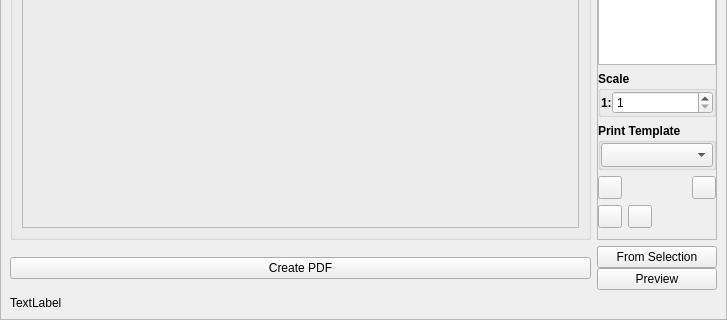
The window that modules/plot/plot_menu.ui (felixvons/Easy-Print-Menu) describes before a commit, drawn with Qt 5; both pictures show x 0 to 727 and y 425 to 745 of the 727 by 745 pixel window.
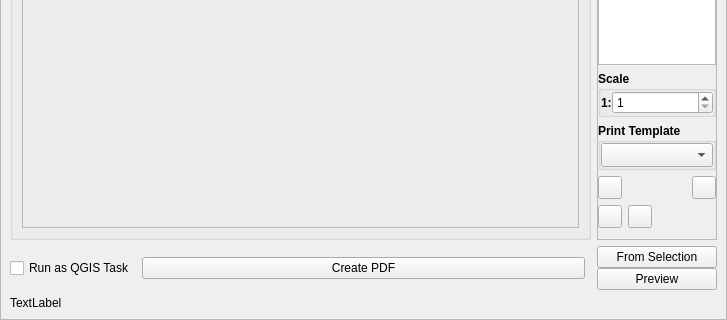
The same window after the commit.

Commit message: update: new checkbox: run as QGIS task

The edit to the form file:
```diff
--- a/modules/plot/plot_menu.ui
+++ b/modules/plot/plot_menu.ui
@@ -68,7 +68,7 @@
             <x>0</x>
             <y>0</y>
             <width>725</width>
-            <height>727</height>
+            <height>726</height>
            </rect>
           </property>
           <layout class="QGridLayout" name="gridLayout_4">
@@ -106,14 +106,7 @@
               <property name="bottomMargin">
                <number>0</number>
               </property>
-              <item row="3" column="0">
-               <widget class="QPushButton" name="But_Create_PDF">
-                <property name="text">
-                 <string>Create PDF</string>
-                </property>
-               </widget>
-              </item>
-              <item row="3" column="1">
+              <item row="4" column="1">
                <widget class="QFrame" name="frame_3">
                 <property name="frameShape">
                  <enum>QFrame::NoFrame</enum>
@@ -163,25 +156,6 @@
                 </layout>
                </widget>
               </item>
-              <item row="4" column="0" colspan="2">
-               <widget class="QLabel" name="Label_Version_Nr">
-                <property name="sizePolicy">
-                 <sizepolicy hsizetype="Preferred" vsizetype="Maximum">
-                  <horstretch>0</horstretch>
-                  <verstretch>0</verstretch>
-                 </sizepolicy>
-                </property>
-                <property name="text">
-                 <string>TextLabel</string>
-                </property>
-                <property name="wordWrap">
-                 <bool>true</bool>
-                </property>
-                <property name="textInteractionFlags">
-                 <set>Qt::LinksAccessibleByMouse|Qt::TextSelectableByKeyboard|Qt::TextSelectableByMouse</set>
-                </property>
-               </widget>
-              </item>
               <item row="1" column="0" rowspan="2">
                <widget class="QGroupBox" name="groupBox_2">
                 <property name="font">
@@ -213,6 +187,25 @@
                 </layout>
                </widget>
               </item>
+              <item row="5" column="0" colspan="2">
+               <widget class="QLabel" name="Label_Version_Nr">
+                <property name="sizePolicy">
+                 <sizepolicy hsizetype="Preferred" vsizetype="Maximum">
+                  <horstretch>0</horstretch>
+                  <verstretch>0</verstretch>
+                 </sizepolicy>
+                </property>
+                <property name="text">
+                 <string>TextLabel</string>
+                </property>
+                <property name="wordWrap">
+                 <bool>true</bool>
+                </property>
+                <property name="textInteractionFlags">
+                 <set>Qt::LinksAccessibleByMouse|Qt::TextSelectableByKeyboard|Qt::TextSelectableByMouse</set>
+                </property>
+               </widget>
+              </item>
               <item row="0" column="0">
                <widget class="QGroupBox" name="groupBox">
                 <property name="sizePolicy">
@@ -360,6 +353,59 @@
                 </layout>
                </widget>
               </item>
+              <item row="4" column="0">
+               <widget class="QWidget" name="widget" native="true">
+                <property name="sizePolicy">
+                 <sizepolicy hsizetype="Preferred" vsizetype="Maximum">
+                  <horstretch>0</horstretch>
+                  <verstretch>0</verstretch>
+                 </sizepolicy>
+                </property>
+                <layout class="QGridLayout" name="gridLayout_13">
+                 <property name="leftMargin">
+                  <number>0</number>
+                 </property>
+                 <property name="topMargin">
+                  <number>0</number>
+                 </property>
+                 <property name="rightMargin">
+                  <number>6</number>
+                 </property>
+                 <property name="bottomMargin">
+                  <number>0</number>
+                 </property>
+                 <property name="horizontalSpacing">
+                  <number>6</number>
+                 </property>
+                 <property name="verticalSpacing">
+                  <number>0</number>
+                 </property>
+                 <item row="0" column="1">
+                  <widget class="QPushButton" name="But_Create_PDF">
+                   <property name="text">
+                    <string>Create PDF</string>
+                   </property>
+                   <property name="checkable">
+                    <bool>true</bool>
+                   </property>
+                  </widget>
+                 </item>
+                 <item row="0" column="0">
+                  <widget class="QCheckBox" name="CheckBox_RunAsTask">
+                   <property name="sizePolicy">
+                    <sizepolicy hsizetype="Maximum" vsizetype="Fixed">
+                     <horstretch>0</horstretch>
+                     <verstretch>0</verstretch>
+                    </sizepolicy>
+                   </property>
+                   <property name="text">
+                    <string>Run as QGIS Task</string>
+                   </property>
+                  </widget>
+                 </item>
+                </layout>
+               </widget>
+              </item>
               <item row="0" column="1" rowspan="3">
                <widget class="QFrame" name="frame_4">
                 <property name="maximumSize">
```
The commit also changes 2 other files.
